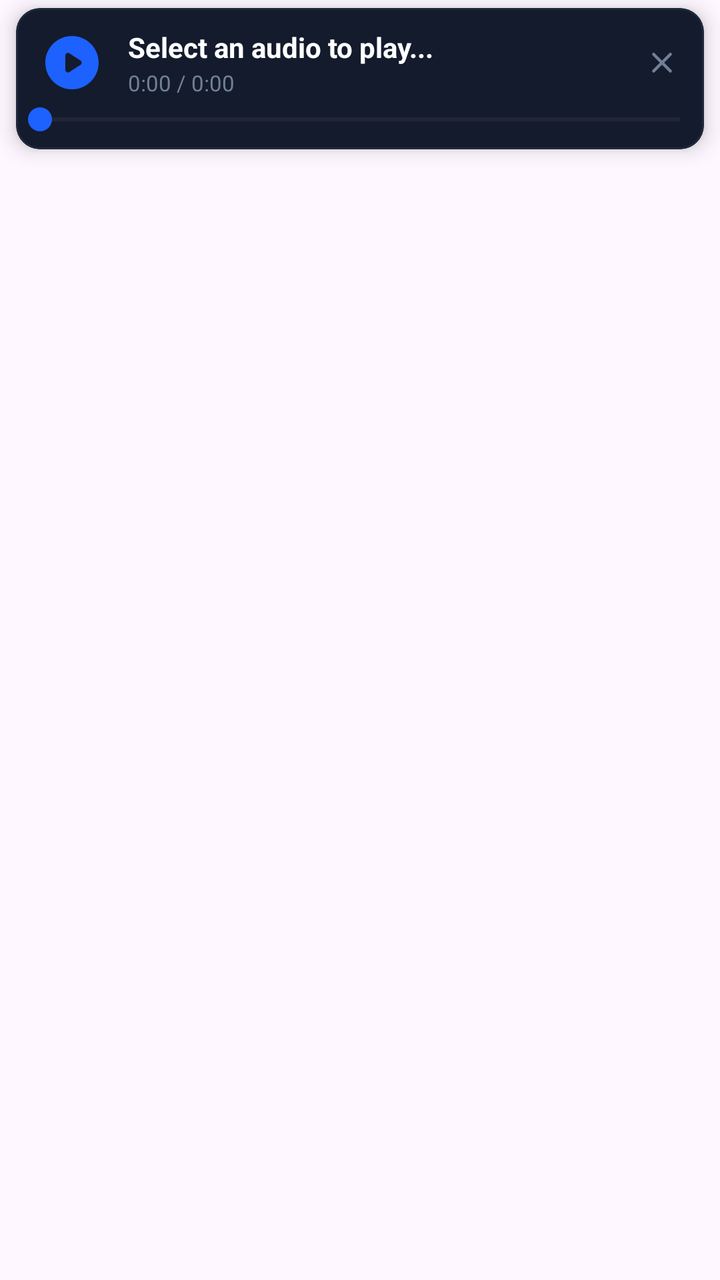
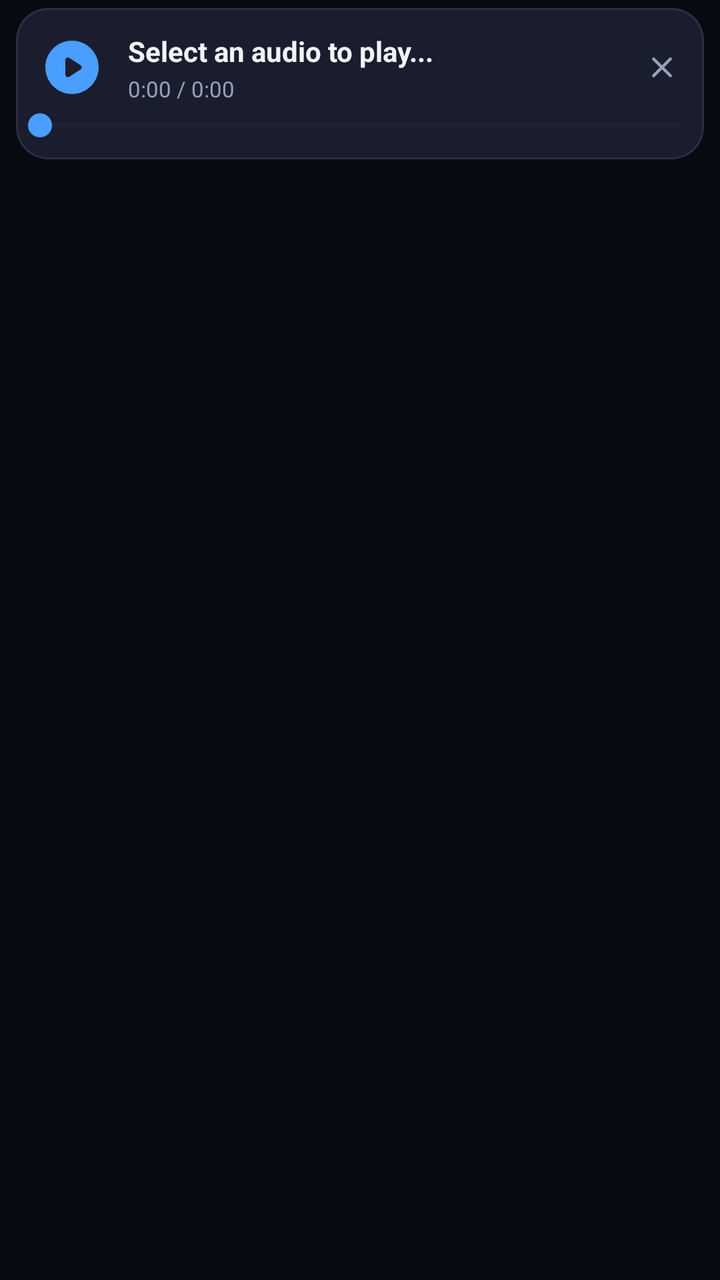

An Android layout rendered at two revisions. The XML below is the earlier revision; the diff shows what the commit changed to produce the second picture.
<!-- AndroidManifest.xml: application theme AppTheme -->
<!-- res/layout/bottom_mini_player.xml -->
<LinearLayout
	xmlns:android="http://schemas.android.com/apk/res/android"
	xmlns:app="http://schemas.android.com/apk/res-auto"
	xmlns:tools="http://schemas.android.com/tools"
	android:layout_width="match_parent"
	android:layout_height="wrap_content"
	android:orientation="vertical"
	android:background="@android:color/transparent">
	<com.google.android.material.card.MaterialCardView
		android:id="@+id/bottom_player_card"
		android:layout_width="match_parent"
		android:layout_height="wrap_content"
		android:layout_marginLeft="8dp"
		android:layout_marginTop="4dp"
		android:layout_marginRight="8dp"
		android:layout_marginBottom="8dp"
		app:cardBackgroundColor="#131B2D"
		app:cardCornerRadius="12dp"
		app:strokeColor="#1E293B"
		app:strokeWidth="1dp"
		app:cardElevation="6dp">
		<LinearLayout
			android:id="@+id/linear10"
			android:layout_width="match_parent"
			android:layout_height="wrap_content"
			android:orientation="vertical">
			<LinearLayout
				android:id="@+id/linear11"
				android:layout_width="match_parent"
				android:layout_height="wrap_content"
				android:paddingLeft="12dp"
				android:paddingTop="10dp"
				android:paddingRight="8dp"
				android:gravity="center_vertical"
				android:orientation="horizontal">
				<ImageView
					android:id="@+id/btnPlayPause"
					android:focusable="false"
					android:layout_width="32dp"
					android:layout_height="32dp"
					android:background="?attr/selectableItemBackgroundBorderless"
					android:src="@drawable/icon_play_circle"
					android:scaleType="fitXY"
					app:tint="#1D61FF" />
				<LinearLayout
					android:id="@+id/linear12"
					android:layout_width="0dp"
					android:layout_height="wrap_content"
					android:orientation="vertical"
					android:layout_weight="1"
					android:layout_marginStart="12dp"
					android:layout_marginEnd="8dp">
					<TextView
						android:id="@+id/tvMiniTitle"
						android:focusable="false"
						android:layout_width="match_parent"
						android:layout_height="wrap_content"
						android:text="Select an audio to play..."
						android:textSize="14sp"
						android:textStyle="bold"
						android:textColor="#FFFFFF"
						android:singleLine="true"
						android:ellipsize="marquee" />
					<TextView
						android:id="@+id/tvTime"
						android:focusable="false"
						android:layout_width="match_parent"
						android:layout_height="wrap_content"
						android:layout_marginTop="1dp"
						android:text="0:00 / 0:00"
						android:textSize="11sp"
						android:textColor="#718096" />
				</LinearLayout>
				<ImageView
					android:id="@+id/btnClosePlayer"
					android:focusable="false"
					android:layout_width="26dp"
					android:layout_height="26dp"
					android:padding="4dp"
					android:background="?attr/selectableItemBackgroundBorderless"
					android:src="@drawable/ic_close"
					android:scaleType="fitXY"
					app:tint="#718096" />
			</LinearLayout>
			<SeekBar
				android:id="@+id/seekBar"
				android:focusable="false"
				android:layout_width="match_parent"
				android:layout_height="wrap_content"
				android:layout_marginTop="2dp"
				android:layout_marginBottom="6dp"
				android:max="1000"
				android:paddingStart="12dp"
				android:paddingEnd="12dp"
				android:progressTint="#1D61FF"
				android:thumbTint="#1D61FF" />
		</LinearLayout>
	</com.google.android.material.card.MaterialCardView>
</LinearLayout>
<!-- resources referenced by this layout -->
<resources>
  <!-- drawable ic_close (drawable-xhdpi) -->
  <?xml version='1.0' encoding='UTF-8' standalone='yes' ?>
  <vector xmlns:android="http://schemas.android.com/apk/res/android" android:width="48dp" android:height="48dp" android:viewportWidth="24.0" android:viewportHeight="24.0"><path android:pathData="M18.3 5.71a.996.996 0 0 0-1.41 0L12 10.59L7.11 5.7A.996.996 0 1 0 5.7 7.11L10.59 12L5.7 16.89a.996.996 0 1 0 1.41 1.41L12 13.41l4.89 4.89a.996.996 0 1 0 1.41-1.41L13.41 12l4.89-4.89c.38-.38.38-1.02 0-1.4z" android:fillColor="#9E9E9E" /></vector>
  <!-- drawable icon_play_circle (drawable-xhdpi) -->
  <?xml version='1.0' encoding='UTF-8' standalone='yes' ?>
  <vector xmlns:android="http://schemas.android.com/apk/res/android" android:width="48dp" android:height="48dp" android:viewportWidth="24.0" android:viewportHeight="24.0"><path android:pathData="M12 2C6.48 2 2 6.48 2 12s4.48 10 10 10s10-4.48 10-10S17.52 2 12 2zM9.5 14.67V9.33c0-.79.88-1.27 1.54-.84l4.15 2.67a1 1 0 0 1 0 1.68l-4.15 2.67c-.66.43-1.54-.05-1.54-.84z" android:fillColor="#9E9E9E" /></vector>
  <style name="AppTheme" parent="Theme.Material3.DayNight.NoActionBar">
  
          
          <item name="android:statusBarColor">#0B1220</item>
          <item name="android:navigationBarColor">#0B1220</item>
          <item name="android:windowLightStatusBar">false</item>
  
          
          <item name="colorControlActivated">#6750A4</item>
  
      </style>
</resources>

<!-- the commit's change to res/layout/bottom_mini_player.xml (unified diff, before → after) -->
@@ -6,6 +6,7 @@
 	android:layout_height="wrap_content"
 	android:orientation="vertical"
 	android:background="@android:color/transparent">
+	
 	<com.google.android.material.card.MaterialCardView
 		android:id="@+id/bottom_player_card"
 		android:layout_width="match_parent"
@@ -14,25 +15,28 @@
 		android:layout_marginTop="4dp"
 		android:layout_marginRight="8dp"
 		android:layout_marginBottom="8dp"
-		app:cardBackgroundColor="#131B2D"
-		app:cardCornerRadius="12dp"
-		app:strokeColor="#1E293B"
+		app:cardBackgroundColor="#1A1D2E"
+		app:cardCornerRadius="16dp"
+		app:strokeColor="#2A2F45"
 		app:strokeWidth="1dp"
-		app:cardElevation="6dp">
+		app:cardElevation="8dp">
+		
 		<LinearLayout
 			android:id="@+id/linear10"
 			android:layout_width="match_parent"
 			android:layout_height="wrap_content"
 			android:orientation="vertical">
+			
 			<LinearLayout
 				android:id="@+id/linear11"
 				android:layout_width="match_parent"
 				android:layout_height="wrap_content"
 				android:paddingLeft="12dp"
-				android:paddingTop="10dp"
+				android:paddingTop="12dp"
 				android:paddingRight="8dp"
 				android:gravity="center_vertical"
 				android:orientation="horizontal">
+				
 				<ImageView
 					android:id="@+id/btnPlayPause"
 					android:focusable="false"
@@ -41,7 +45,8 @@
 					android:background="?attr/selectableItemBackgroundBorderless"
 					android:src="@drawable/icon_play_circle"
 					android:scaleType="fitXY"
-					app:tint="#1D61FF" />
+					app:tint="#4A9EFF" />
+					
 				<LinearLayout
 					android:id="@+id/linear12"
 					android:layout_width="0dp"
@@ -50,6 +55,7 @@
 					android:layout_weight="1"
 					android:layout_marginStart="12dp"
 					android:layout_marginEnd="8dp">
+					
 					<TextView
 						android:id="@+id/tvMiniTitle"
 						android:focusable="false"
@@ -58,19 +64,21 @@
 						android:text="Select an audio to play..."
 						android:textSize="14sp"
 						android:textStyle="bold"
-						android:textColor="#FFFFFF"
+						android:textColor="#F1F5F9"
 						android:singleLine="true"
 						android:ellipsize="marquee" />
+						
 					<TextView
 						android:id="@+id/tvTime"
 						android:focusable="false"
 						android:layout_width="match_parent"
 						android:layout_height="wrap_content"
-						android:layout_marginTop="1dp"
+						android:layout_marginTop="2dp"
 						android:text="0:00 / 0:00"
 						android:textSize="11sp"
-						android:textColor="#718096" />
+						android:textColor="#94A3B8" />
 				</LinearLayout>
+				
 				<ImageView
 					android:id="@+id/btnClosePlayer"
 					android:focusable="false"
@@ -80,20 +88,22 @@
 					android:background="?attr/selectableItemBackgroundBorderless"
 					android:src="@drawable/ic_close"
 					android:scaleType="fitXY"
-					app:tint="#718096" />
+					app:tint="#94A3B8" />
 			</LinearLayout>
+			
 			<SeekBar
 				android:id="@+id/seekBar"
 				android:focusable="false"
 				android:layout_width="match_parent"
 				android:layout_height="wrap_content"
 				android:layout_marginTop="2dp"
-				android:layout_marginBottom="6dp"
+				android:layout_marginBottom="8dp"
 				android:max="1000"
 				android:paddingStart="12dp"
 				android:paddingEnd="12dp"
-				android:progressTint="#1D61FF"
-				android:thumbTint="#1D61FF" />
+				android:progressTint="#4A9EFF"
+				android:thumbTint="#4A9EFF"
+				android:progressBackgroundTint="#2A2F45" />
 		</LinearLayout>
 	</com.google.android.material.card.MaterialCardView>
 </LinearLayout>
<!-- resource entries referenced after the edit -->
@@ -2,20 +2,41 @@
 <resources>
   <!-- drawable ic_close (drawable-xhdpi) -->
   <?xml version='1.0' encoding='UTF-8' standalone='yes' ?>
-  <vector xmlns:android="http://schemas.android.com/apk/res/android" android:width="48dp" android:height="48dp" android:viewportWidth="24.0" android:viewportHeight="24.0"><path android:pathData="M18.3 5.71a.996.996 0 0 0-1.41 0L12 10.59L7.11 5.7A.996.996 0 1 0 5.7 7.11L10.59 12L5.7 16.89a.996.996 0 1 0 1.41 1.41L12 13.41l4.89 4.89a.996.996 0 1 0 1.41-1.41L13.41 12l4.89-4.89c.38-.38.38-1.02 0-1.4z" android:fillColor="#9E9E9E" /></vector>
+  <vector xmlns:android="http://schemas.android.com/apk/res/android" android:width="48dp" android:height="48dp" android:viewportWidth="24.0" android:viewportHeight="24.0"><path android:pathData="M18.3 5.71a.996.996 0 0 0-1.41 0L12 10.59L7.11 5.7A.996.996 0 1 0 5.7 7.11L10.59 12L5.7 16.89a.996.996 0 1 0 1.41 1.41L12 13.41l4.89 4.89a.996.996 0 1 0 1.41-1.41L13.41 12l4.89-4.89c.38-.38.38-1.02 0-1.4z" android:fillColor="#94A3B8" /></vector>
   <!-- drawable icon_play_circle (drawable-xhdpi) -->
   <?xml version='1.0' encoding='UTF-8' standalone='yes' ?>
-  <vector xmlns:android="http://schemas.android.com/apk/res/android" android:width="48dp" android:height="48dp" android:viewportWidth="24.0" android:viewportHeight="24.0"><path android:pathData="M12 2C6.48 2 2 6.48 2 12s4.48 10 10 10s10-4.48 10-10S17.52 2 12 2zM9.5 14.67V9.33c0-.79.88-1.27 1.54-.84l4.15 2.67a1 1 0 0 1 0 1.68l-4.15 2.67c-.66.43-1.54-.05-1.54-.84z" android:fillColor="#9E9E9E" /></vector>
-  <style name="AppTheme" parent="Theme.Material3.DayNight.NoActionBar">
+  <vector xmlns:android="http://schemas.android.com/apk/res/android" android:width="48dp" android:height="48dp" android:viewportWidth="24.0" android:viewportHeight="24.0"><path android:pathData="M12 2C6.48 2 2 6.48 2 12s4.48 10 10 10s10-4.48 10-10S17.52 2 12 2zM9.5 14.67V9.33c0-.79.88-1.27 1.54-.84l4.15 2.67a1 1 0 0 1 0 1.68l-4.15 2.67c-.66.43-1.54-.05-1.54-.84z" android:fillColor="#94A3B8" /></vector>
+  <style name="AppTheme" parent="Theme.Material3.Dark.NoActionBar">
+  
+          <item name="colorPrimary">@color/colorPrimary</item>
+          <item name="colorOnPrimary">@color/colorOnPrimary</item>
+          <item name="colorSecondary">@color/colorSecondary</item>
+          <item name="colorOnSecondary">@color/colorOnPrimary</item>
+          <item name="colorSurface">@color/colorSurface</item>
+          <item name="colorSurfaceVariant">@color/colorSurfaceVariant</item>
+          <item name="colorOnSurface">@color/colorOnSurface</item>
+          <item name="colorOnBackground">@color/colorOnBackground</item>
+          <item name="colorAccent">@color/colorAccent</item>
   
           
-          <item name="android:statusBarColor">#0B1220</item>
-          <item name="android:navigationBarColor">#0B1220</item>
+          <item name="android:colorBackground">@color/colorBackground</item>
+          <item name="android:statusBarColor">@color/colorBackground</item>
+          <item name="android:navigationBarColor">@color/colorBackground</item>
+          <item name="android:windowBackground">@color/colorBackground</item>
           <item name="android:windowLightStatusBar">false</item>
+          <item name="android:windowLightNavigationBar">false</item>
   
-          
-          <item name="colorControlActivated">#6750A4</item>
+          <item name="colorControlActivated">@color/colorPrimary</item>
   
       </style>
+  <color name="colorPrimary">#00E5FF</color>
+  <color name="colorOnPrimary">#F8FAFC</color>
+  <color name="colorSecondary">#2979FF</color>
+  <color name="colorSurface">#121826</color>
+  <color name="colorSurfaceVariant">#1A2234</color>
+  <color name="colorOnSurface">#F8FAFC</color>
+  <color name="colorOnBackground">#F8FAFC</color>
+  <color name="colorAccent">#00E5FF</color>
+  <color name="colorBackground">#070B14</color>
 </resources>
 
